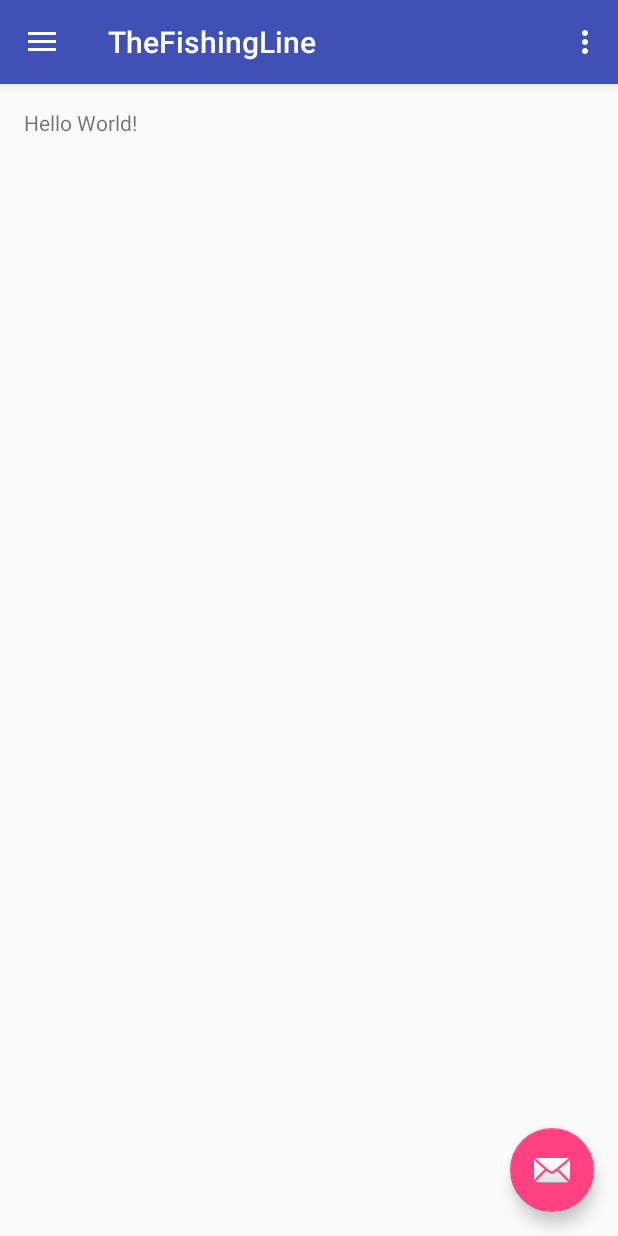
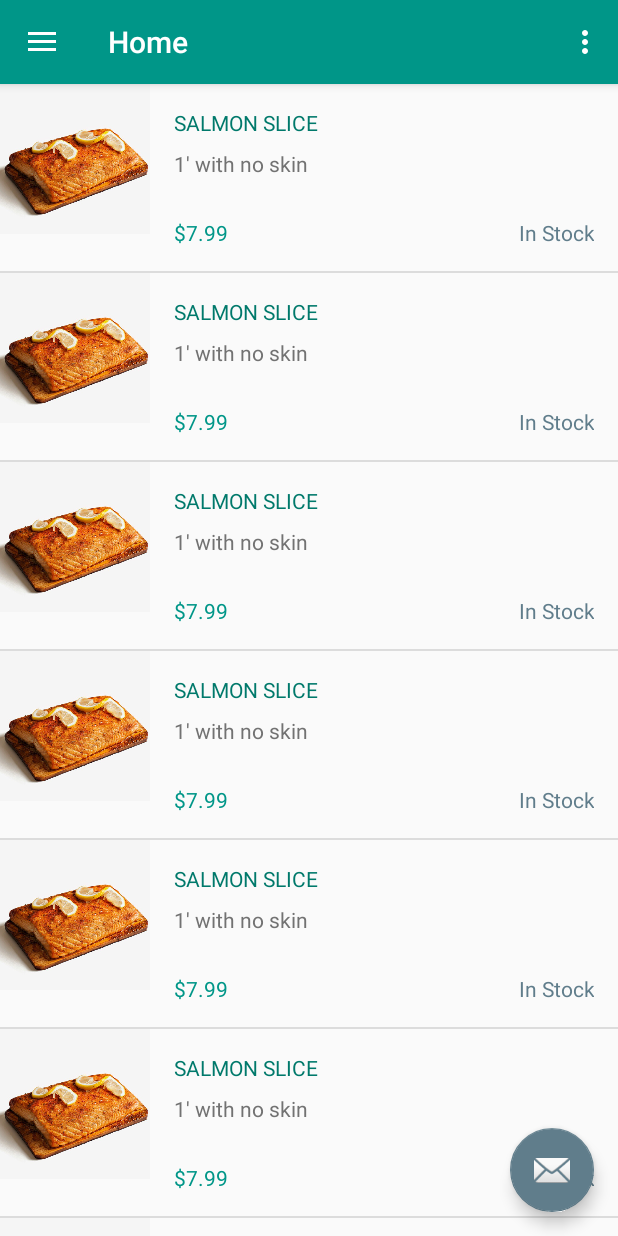
Before and after one commit to rsorotzkin/TheFishingLine, an Android app: the screen it shows after launch (MainActivity), on a phone screen of 412 x 824 dp. Run offline under Robolectric (Android 15) with nearby library versions, the phone set to English and light mode, and no system bars.

Commit message:
Home page, recyclerview

```diff
--- /dev/null
+++ b/app/src/main/java/com/example/home/thefishingline/DividerItemDecoration.java
@@ -0,0 +1,90 @@
+package com.example.home.thefishingline;
+
+import android.content.Context;
+import android.content.res.TypedArray;
+import android.graphics.Canvas;
+import android.graphics.Rect;
+import android.graphics.drawable.Drawable;
+import android.support.v7.widget.LinearLayoutManager;
+import android.support.v7.widget.RecyclerView;
+import android.view.View;
+
+
+public class DividerItemDecoration extends RecyclerView.ItemDecoration {
+
+    private static final int[] ATTRS = new int[]{
+            android.R.attr.listDivider
+    };
+
+    public static final int HORIZONTAL_LIST = LinearLayoutManager.HORIZONTAL;
+
+    public static final int VERTICAL_LIST = LinearLayoutManager.VERTICAL;
+
+    private Drawable mDivider;
+
+    private int mOrientation;
+
+    public DividerItemDecoration(Context context, int orientation) {
+        final TypedArray a = context.obtainStyledAttributes(ATTRS);
+        mDivider = a.getDrawable(0);
+        a.recycle();
+        setOrientation(orientation);
+    }
+
+    public void setOrientation(int orientation) {
+        if (orientation != HORIZONTAL_LIST && orientation != VERTICAL_LIST) {
+            throw new IllegalArgumentException("invalid orientation");
+        }
+        mOrientation = orientation;
+    }
+
+    @Override
+    public void onDrawOver(Canvas c, RecyclerView parent, RecyclerView.State state) {
+        if (mOrientation == VERTICAL_LIST) {
+            drawVertical(c, parent);
+        } else {
+            drawHorizontal(c, parent);
+        }
+    }
+
+    public void drawVertical(Canvas c, RecyclerView parent) {
+        final int left = parent.getPaddingLeft();
+        final int right = parent.getWidth() - parent.getPaddingRight();
+
+        final int childCount = parent.getChildCount();
+        for (int i = 0; i < childCount; i++) {
+            final View child = parent.getChildAt(i);
+            final RecyclerView.LayoutParams params = (RecyclerView.LayoutParams) child
+                    .getLayoutParams();
+            final int top = child.getBottom() + params.bottomMargin;
+            final int bottom = top + mDivider.getIntrinsicHeight();
+            mDivider.setBounds(left, top, right, bottom);
+            mDivider.draw(c);
+        }
+    }
+
+    public void drawHorizontal(Canvas c, RecyclerView parent) {
+        final int top = parent.getPaddingTop();
+        final int bottom = parent.getHeight() - parent.getPaddingBottom();
+
+        final int childCount = parent.getChildCount();
+        for (int i = 0; i < childCount; i++) {
+            final View child = parent.getChildAt(i);
+            final RecyclerView.LayoutParams params = (RecyclerView.LayoutParams) child
+                    .getLayoutParams();
+            final int left = child.getRight() + params.rightMargin;
+            final int right = left + mDivider.getIntrinsicHeight();
+            mDivider.setBounds(left, top, right, bottom);
+            mDivider.draw(c);
+        }
+    }
+
+    @Override
+    public void getItemOffsets(Rect outRect, View view, RecyclerView parent, RecyclerView.State state) {
+        if (mOrientation == VERTICAL_LIST) {
+            outRect.set(0, 0, 0, mDivider.getIntrinsicHeight());
+        } else {
+            outRect.set(0, 0, mDivider.getIntrinsicWidth(), 0);
+        }
+    }
+}
--- a/app/src/main/java/com/example/home/thefishingline/MainActivity.java
+++ b/app/src/main/java/com/example/home/thefishingline/MainActivity.java
@@ -16,12 +16,20 @@ import android.view.MenuItem;
 public class MainActivity extends AppCompatActivity
         implements NavigationView.OnNavigationItemSelectedListener {
 
+    ProductsFragment productsFragment;
+
     @Override
     protected void onCreate(Bundle savedInstanceState) {
         super.onCreate(savedInstanceState);
         setContentView(R.layout.activity_main);
         Toolbar toolbar = (Toolbar) findViewById(R.id.toolbar);
         setSupportActionBar(toolbar);
+        getSupportActionBar().setTitle("Home");
+
+        ProductsFragment productsFragment = new ProductsFragment();
+
+        getFragmentManager().beginTransaction().replace(R.id.container,
+                productsFragment).addToBackStack("Home").commit();
 
         FloatingActionButton fab = (FloatingActionButton) findViewById(R.id.fab);
         fab.setOnClickListener(new View.OnClickListener() {
@@ -29,6 +37,8 @@ public class MainActivity extends AppCompatActivity
             public void onClick(View view) {
                 Snackbar.make(view, "Replace with your own action", Snackbar.LENGTH_LONG)
                         .setAction("Action", null).show();
+
+
             }
         });
 
--- /dev/null
+++ b/app/src/main/java/com/example/home/thefishingline/Products.java
@@ -0,0 +1,50 @@
+package com.example.home.thefishingline;
+
+public class Products {
+    // class members
+    public String title, description, price, inStock;
+
+    // constructor
+    public Products() {
+
+    }
+
+    public Products(String title, String description, String price, String inStock) {
+        this.title = title;
+        this.description = description;
+        this.price = price;
+        this.inStock = inStock;
+    }
+
+    public String getTitle() {
+        return title;
+    }
+
+    public void setTitle(String title) {
+        this.title = title;
+    }
+
+    public String getDescription() {
+        return description;
+    }
+
+    public void setDescription(String description) {
+        this.description = description;
+    }
+
+    public String getPrice() {
+        return price;
+    }
+
+    public void setPrice(String price) {
+        this.price = price;
+    }
+
+    public String getInStock() {
+        return inStock;
+    }
+
+    public void setInStock(String inStock) {
+        this.inStock = inStock;
+    }
+}
--- /dev/null
+++ b/app/src/main/java/com/example/home/thefishingline/ProductsAdapter.java
@@ -0,0 +1,53 @@
+package com.example.home.thefishingline;
+
+import android.support.v7.widget.RecyclerView;
+import android.view.LayoutInflater;
+import android.view.View;
+import android.view.ViewGroup;
+import android.widget.TextView;
+
+import java.util.List;
+
+public class ProductsAdapter extends RecyclerView.Adapter<ProductsAdapter.MyViewHolder> {
+
+    private List<Products> productsList;
+
+    public class MyViewHolder extends RecyclerView.ViewHolder {
+        public TextView title, details, inStock, price;
+
+        public MyViewHolder(View view) {
+            super(view);
+            title = (TextView) view.findViewById(R.id.productTitleTextView);
+            details = (TextView) view.findViewById(R.id.produtctDetailsTextView);
+            price = (TextView) view.findViewById(R.id.productPriceTextView);
+            inStock = (TextView) view.findViewById(R.id.productInStockTextView);
+        }
+    }
+
+
+    public ProductsAdapter(List<Products> productsList) {
+        this.productsList = productsList;
+    }
+
+    @Override
+    public MyViewHolder onCreateViewHolder(ViewGroup parent, int viewType) {
+        View itemView = LayoutInflater.from(parent.getContext())
+                .inflate(R.layout.fragment_products_item, parent, false);
+
+        return new MyViewHolder(itemView);
+    }
+
+    @Override
+    public void onBindViewHolder(MyViewHolder holder, int position) {
+        Products products = productsList.get(position);
+        holder.title.setText(products.getTitle().toUpperCase());
+        holder.details.setText(products.getDescription());
+        holder.price.setText(products.getPrice());
+        holder.inStock.setText(products.getInStock());
+    }
+
+    @Override
+    public int getItemCount() {
+        return productsList.size();
+    }
+}
--- /dev/null
+++ b/app/src/main/java/com/example/home/thefishingline/ProductsFragment.java
@@ -0,0 +1,124 @@
+package com.example.home.thefishingline;
+
+import android.app.Fragment;
+import android.os.Bundle;
+import android.support.v7.widget.DefaultItemAnimator;
+import android.support.v7.widget.LinearLayoutManager;
+import android.support.v7.widget.RecyclerView;
+import android.view.LayoutInflater;
+import android.view.View;
+import android.view.ViewGroup;
+
+import java.util.ArrayList;
+import java.util.List;
+
+public class ProductsFragment extends Fragment {
+
+    private List<Products> productsList = new ArrayList<>();
+    private RecyclerView recyclerView;
+    private ProductsAdapter mAdapter;
+
+    // Declare activities
+    MainActivity mainActivity;
+
+    @Override
+    public void onResume() {
+        super.onResume();
+        //((AppCompatActivity)getActivity()).getSupportActionBar().setTitle("Products");
+
+    }
+
+    @Override
+    public void onCreate(Bundle savedInstanceState) {
+        super.onCreate(savedInstanceState);
+    }
+
+    @Override
+    public View onCreateView(LayoutInflater inflater, ViewGroup container,
+                             Bundle savedInstanceState) {
+        // Inflate the layout for this fragment
+        View rootView = inflater.inflate(R.layout.fragment_products, container, false);
+
+
+
+
+
+        // Initialize the views for this fragment
+        initializeViews(rootView);
+
+        // set up recyclerView
+        setupRecyclerView();
+
+
+
+        return rootView;
+    }
+
+    /**
+     * Function to initialize controls
+     */
+    public void initializeViews(final View rootView) {
+
+        // initialize and reference RecyclerView
+        recyclerView = (RecyclerView) rootView.findViewById(R.id.recyclerView);
+
+    }
+
+    /**
+     * Function to set up RecyclerView
+     */
+    public void setupRecyclerView() {
+
+
+
+        mAdapter = new ProductsAdapter(productsList);
+        RecyclerView.LayoutManager mLayoutManager = new LinearLayoutManager
+                (getActivity().getBaseContext());
+        recyclerView.setLayoutManager(mLayoutManager);
+        // add item decorator to recyclerView
+        recyclerView.addItemDecoration(new DividerItemDecoration(getActivity(),
+                LinearLayoutManager.VERTICAL));
+        recyclerView.setItemAnimator(new DefaultItemAnimator());
+        recyclerView.setAdapter(mAdapter);
+
+        prepareMovieData();
+    }
+
+
+    private void prepareMovieData() {
+        Products products = new Products("Salmon Slice", "1' with no skin", "$7.99", "In Stock");
+        productsList.add(products);
+
+       products = new Products("Salmon Slice", "1' with no skin", "$7.99", "In Stock");
+        productsList.add(products);
+
+        products = new Products("Salmon Slice", "1' with no skin", "$7.99", "In Stock");
+        productsList.add(products);
+
+        products = new Products("Salmon Slice", "1' with no skin", "$7.99", "In Stock");
+        productsList.add(products);
+
+        products = new Products("Salmon Slice", "1' with no skin", "$7.99", "In Stock");
+        productsList.add(products);
+
+        products = new Products("Salmon Slice", "1' with no skin", "$7.99", "In Stock");
+        productsList.add(products);
+
+        products = new Products("Salmon Slice", "1' with no skin", "$7.99", "In Stock");
+        productsList.add(products);
+
+        products = new Products("Salmon Slice", "1' with no skin", "$7.99", "In Stock");
+        productsList.add(products);
+
+        mAdapter.notifyDataSetChanged();
+    }
+    /**
+     * Function to set fragment to this main activity
+     *
+     * @param mainActivity - set main activity
+     */
+    public void setMainActivity(MainActivity mainActivity) {
+        this.mainActivity = mainActivity;
+    }
+
+}
--- a/app/src/main/res/layout/content_main.xml
+++ b/app/src/main/res/layout/content_main.xml
@@ -4,16 +4,14 @@
     xmlns:tools="http://schemas.android.com/tools"
     android:layout_width="match_parent"
     android:layout_height="match_parent"
-    android:paddingBottom="@dimen/activity_vertical_margin"
-    android:paddingLeft="@dimen/activity_horizontal_margin"
-    android:paddingRight="@dimen/activity_horizontal_margin"
-    android:paddingTop="@dimen/activity_vertical_margin"
     app:layout_behavior="@string/appbar_scrolling_view_behavior"
-    tools:context="com.example.home.thefishingline.MainActivity"
+    tools:context="com.example.home.thefishinglinetest.MainActivity"
     tools:showIn="@layout/app_bar_main">
 
-    <TextView
-        android:layout_width="wrap_content"
-        android:layout_height="wrap_content"
-        android:text="Hello World!" />
+
+    <RelativeLayout
+        android:id="@+id/container"
+        android:layout_width="match_parent"
+        android:layout_height="match_parent" />
+
 </RelativeLayout>
--- /dev/null
+++ b/app/src/main/res/layout/fragment_products.xml
@@ -0,0 +1,14 @@
+<FrameLayout xmlns:android="http://schemas.android.com/apk/res/android"
+    android:layout_width="match_parent"
+    android:layout_height="match_parent"
+    android:orientation="vertical">
+
+    <android.support.v7.widget.RecyclerView
+        android:id="@+id/recyclerView"
+        android:layout_width="match_parent"
+        android:layout_height="match_parent"
+        android:scrollbars="none" />
+
+
+
+</FrameLayout>
--- /dev/null
+++ b/app/src/main/res/layout/fragment_products_item.xml
@@ -0,0 +1,92 @@
+<?xml version="1.0" encoding="utf-8"?>
+<LinearLayout xmlns:android="http://schemas.android.com/apk/res/android"
+    android:layout_width="match_parent"
+    android:layout_height="wrap_content"
+    android:layout_alignParentStart="true"
+    android:layout_alignParentTop="true"
+    android:layout_marginStart="0dp"
+    android:layout_marginTop="0dp"
+    android:background="?android:attr/selectableItemBackground"
+    android:baselineAligned="false"
+    android:clickable="true"
+    android:focusable="true"
+    android:orientation="horizontal">
+
+    <LinearLayout
+        android:id="@+id/shareLinearLayout"
+        android:layout_width="wrap_content"
+        android:layout_height="match_parent"
+        android:orientation="vertical">
+
+
+
+            <ImageView
+                android:id="@+id/productImageView"
+                android:layout_width="100dp"
+                android:layout_height="100dp"
+                android:adjustViewBounds="true"
+                android:src="@drawable/salmon_slice"
+                android:scaleType="centerCrop" />
+
+
+    </LinearLayout>
+
+    <LinearLayout
+        android:id="@+id/textLinearLayout"
+        android:layout_width="match_parent"
+        android:layout_height="wrap_content"
+        android:layout_gravity="center_vertical"
+        android:layout_weight="1"
+        android:orientation="vertical"
+        android:padding="@dimen/activity_horizontal_margin">
+
+        <TextView
+            android:id="@+id/productTitleTextView"
+            android:layout_width="wrap_content"
+            android:layout_height="wrap_content"
+            android:layout_gravity="start"
+            android:text="Salmon"
+            android:layout_marginBottom="8dp"
+            android:textAppearance="?android:attr/textAppearanceSmall"
+            android:textColor="@color/colorPrimaryDark" />
+
+        <TextView
+            android:id="@+id/produtctDetailsTextView"
+            android:layout_width="wrap_content"
+            android:layout_height="wrap_content"
+            android:text="1 inch skin off"
+            android:layout_gravity="start"
+            android:textAppearance="?android:attr/textAppearanceSmall"
+            android:textColor="@color/colorSecondaryText" />
+
+        <RelativeLayout
+            android:id="@+id/dateLinearLayout"
+            android:layout_width="match_parent"
+            android:layout_height="match_parent"
+            android:paddingTop="40px"
+            android:orientation="horizontal">
+
+            <TextView
+                android:id="@+id/productPriceTextView"
+                android:layout_width="wrap_content"
+                android:layout_height="wrap_content"
+                android:text="$7.99 per lb"
+                android:layout_gravity="start"
+                android:textAppearance="?android:attr/textAppearanceSmall"
+                android:textColor="@color/colorPrimary" />
+
+            <TextView
+                android:id="@+id/productInStockTextView"
+                android:layout_width="wrap_content"
+                android:layout_height="wrap_content"
+                android:layout_gravity="end"
+                android:gravity="end"
+                android:text="In Stock"
+                android:layout_alignParentRight="true"
+                android:textAppearance="?android:attr/textAppearanceSmall"
+                android:textColor="@color/colorAccent" />
+        </RelativeLayout>
+
+    </LinearLayout>
+
+</LinearLayout>
--- a/app/src/main/res/values/colors.xml
+++ b/app/src/main/res/values/colors.xml
@@ -1,6 +1,16 @@
 <?xml version="1.0" encoding="utf-8"?>
 <resources>
-    <color name="colorPrimary">#3F51B5</color>
-    <color name="colorPrimaryDark">#303F9F</color>
-    <color name="colorAccent">#FF4081</color>
+
+
+    <color name="colorPrimaryDark">#00796B</color>
+    <color name="colorPrimary">#009688</color>
+    <color name="colorPrimaryLight">#B2DFDB</color>
+    <color name="colorAccent">#607D8B</color>
+    <color name="colorAccentLight">#1EA0DA</color>
+    <color name="colorDivider">#B6B6B6</color>
+    <color name="colorPrimaryText">#212121</color>
+    <color name="colorSecondaryText">#727272</color>
+    <color name="colorIcons">#FFFFFF</color>
+
+
 </resources>
```
Also changed, not shown: app/src/main/res/drawable-v21/salmon_slice.jpg (added).
